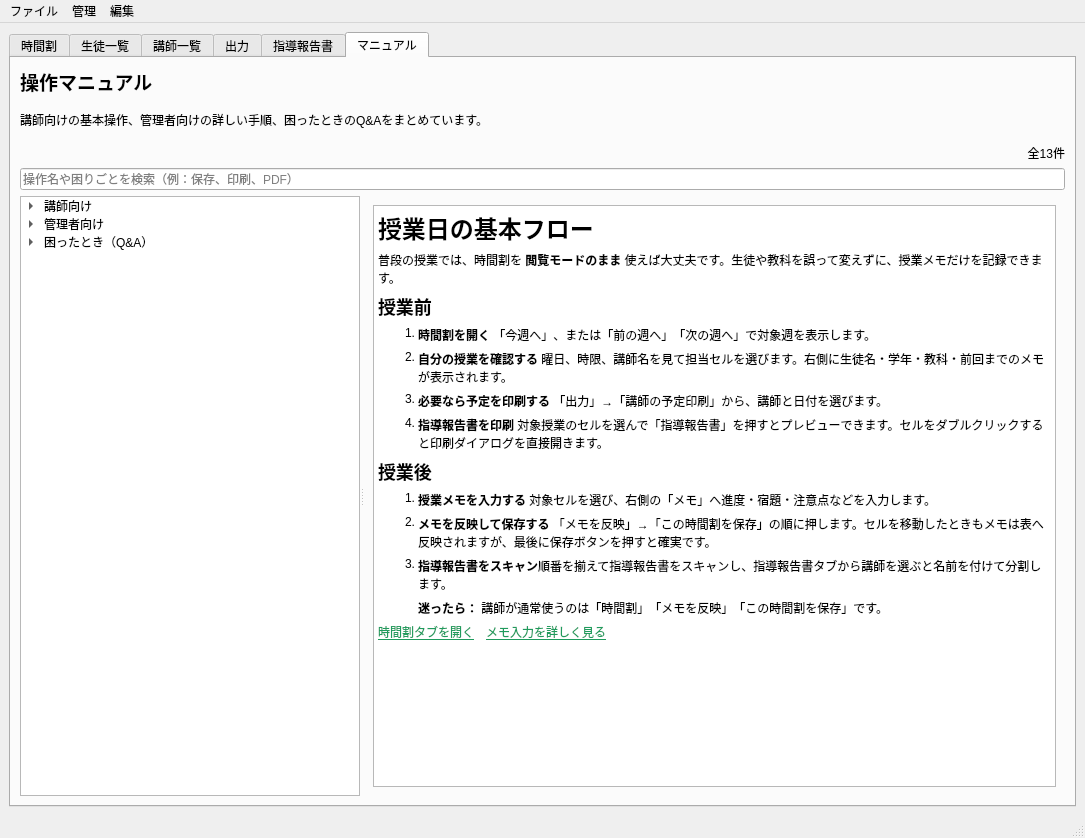
Old version of the form mainwindow.ui in the repository ROMEKANA/TimeTable.
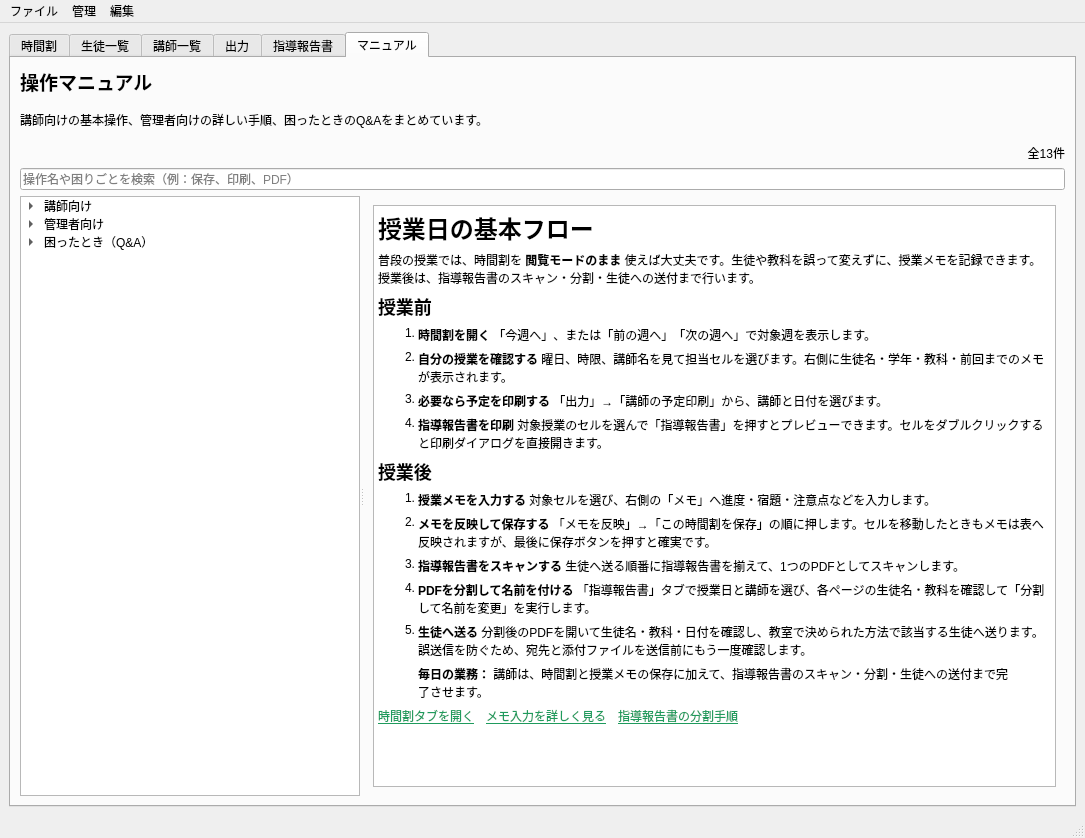
New version of the form. The open tabs and pages were chosen to show the change. Custom widgets are drawn as their Qt base class.

Commit message: v0.3.24 講師向けマニュアルに業務フローを追加し、指導報告書のスキャン・分割・送付手順を明確化

What changed in the file:
```diff
--- a/mainwindow.ui
+++ b/mainwindow.ui
@@ -1155,7 +1155,7 @@
 li.checked::marker { content: &quot;\2612&quot;; }
 &lt;/style&gt;&lt;/head&gt;&lt;body style=&quot; font-family:'Yu Gothic UI'; font-size:9pt; font-weight:400; font-style:normal;&quot;&gt;
 &lt;h1 style=&quot; margin-top:0px; margin-bottom:0px; margin-left:0px; margin-right:0px; -qt-block-indent:0; text-indent:0px;&quot;&gt;&lt;span style=&quot; font-size:xx-large; font-weight:700;&quot;&gt;授業日の基本フロー&lt;/span&gt;&lt;/h1&gt;
-&lt;p style=&quot; margin-top:6px; margin-bottom:6px; margin-left:0px; margin-right:0px; -qt-block-indent:0; text-indent:0px;&quot;&gt;普段の授業では、時間割を &lt;span style=&quot; font-weight:700;&quot;&gt;閲覧モードのまま&lt;/span&gt; 使えば大丈夫です。生徒や教科を誤って変えずに、授業メモだけを記録できます。&lt;/p&gt;
+&lt;p style=&quot; margin-top:6px; margin-bottom:6px; margin-left:0px; margin-right:0px; -qt-block-indent:0; text-indent:0px;&quot;&gt;普段の授業では、時間割を &lt;span style=&quot; font-weight:700;&quot;&gt;閲覧モードのまま&lt;/span&gt; 使えば大丈夫です。生徒や教科を誤って変えずに、授業メモを記録できます。授業後は、指導報告書のスキャン・分割・生徒への送付まで行います。&lt;/p&gt;
 &lt;h2 style=&quot; margin-top:0px; margin-bottom:0px; margin-left:0px; margin-right:0px; -qt-block-indent:0; text-indent:0px;&quot;&gt;&lt;span style=&quot; font-size:x-large; font-weight:700;&quot;&gt;授業前&lt;/span&gt;&lt;/h2&gt;
 &lt;ol style=&quot;margin-top: 0px; margin-bottom: 0px; margin-left: 0px; margin-right: 0px; -qt-list-indent: 1;&quot;&gt;
 &lt;li style=&quot; margin-top:6px; margin-bottom:6px; margin-left:0px; margin-right:0px; -qt-block-indent:0; text-indent:0px;&quot;&gt;&lt;span style=&quot; font-weight:700;&quot;&gt;時間割を開く&lt;/span&gt; 「今週へ」、または「前の週へ」「次の週へ」で対象週を表示します。&lt;/li&gt;
@@ -1166,9 +1166,11 @@
 &lt;ol style=&quot;margin-top: 0px; margin-bottom: 0px; margin-left: 0px; margin-right: 0px; -qt-list-indent: 1;&quot;&gt;
 &lt;li style=&quot; margin-top:6px; margin-bottom:6px; margin-left:0px; margin-right:0px; -qt-block-indent:0; text-indent:0px;&quot;&gt;&lt;span style=&quot; font-weight:700;&quot;&gt;授業メモを入力する&lt;/span&gt; 対象セルを選び、右側の「メモ」へ進度・宿題・注意点などを入力します。&lt;/li&gt;
 &lt;li style=&quot; margin-top:6px; margin-bottom:6px; margin-left:0px; margin-right:0px; -qt-block-indent:0; text-indent:0px;&quot;&gt;&lt;span style=&quot; font-weight:700;&quot;&gt;メモを反映して保存する&lt;/span&gt; 「メモを反映」→「この時間割を保存」の順に押します。セルを移動したときもメモは表へ反映されますが、最後に保存ボタンを押すと確実です。&lt;/li&gt;
-&lt;li style=&quot; margin-top:6px; margin-bottom:6px; margin-left:0px; margin-right:0px; -qt-block-indent:0; text-indent:0px;&quot;&gt;&lt;span style=&quot; font-weight:700;&quot;&gt;指導報告書をスキャン&lt;/span&gt;順番を揃えて指導報告書をスキャンし、指導報告書タブから講師を選ぶと名前を付けて分割します。&lt;/li&gt;&lt;/ol&gt;
-&lt;p style=&quot; margin-top:6px; margin-bottom:6px; margin-left:40px; margin-right:40px; -qt-block-indent:0; text-indent:0px;&quot;&gt;&lt;span style=&quot; font-weight:700;&quot;&gt;迷ったら：&lt;/span&gt; 講師が通常使うのは「時間割」「メモを反映」「この時間割を保存」です。&lt;/p&gt;
-&lt;p style=&quot; margin-top:6px; margin-bottom:6px; margin-left:0px; margin-right:0px; -qt-block-indent:0; text-indent:0px;&quot;&gt;&lt;a href=&quot;timetable://tab/0&quot;&gt;&lt;span style=&quot; text-decoration: underline; color:#1f9b5d;&quot;&gt;時間割タブを開く&lt;/span&gt;&lt;/a&gt;　&lt;a href=&quot;timetable://topic/teacher-memo&quot;&gt;&lt;span style=&quot; text-decoration: underline; color:#1f9b5d;&quot;&gt;メモ入力を詳しく見る&lt;/span&gt;&lt;/a&gt;&lt;/p&gt;&lt;/body&gt;&lt;/html&gt;</string>
+&lt;li style=&quot; margin-top:6px; margin-bottom:6px; margin-left:0px; margin-right:0px; -qt-block-indent:0; text-indent:0px;&quot;&gt;&lt;span style=&quot; font-weight:700;&quot;&gt;指導報告書をスキャンする&lt;/span&gt; 生徒へ送る順番に指導報告書を揃えて、1つのPDFとしてスキャンします。&lt;/li&gt;
+&lt;li style=&quot; margin-top:6px; margin-bottom:6px; margin-left:0px; margin-right:0px; -qt-block-indent:0; text-indent:0px;&quot;&gt;&lt;span style=&quot; font-weight:700;&quot;&gt;PDFを分割して名前を付ける&lt;/span&gt; 「指導報告書」タブで授業日と講師を選び、各ページの生徒名・教科を確認して「分割して名前を変更」を実行します。&lt;/li&gt;
+&lt;li style=&quot; margin-top:6px; margin-bottom:6px; margin-left:0px; margin-right:0px; -qt-block-indent:0; text-indent:0px;&quot;&gt;&lt;span style=&quot; font-weight:700;&quot;&gt;生徒へ送る&lt;/span&gt; 分割後のPDFを開いて生徒名・教科・日付を確認し、教室で決められた方法で該当する生徒へ送ります。誤送信を防ぐため、宛先と添付ファイルを送信前にもう一度確認します。&lt;/li&gt;&lt;/ol&gt;
+&lt;p style=&quot; margin-top:6px; margin-bottom:6px; margin-left:40px; margin-right:40px; -qt-block-indent:0; text-indent:0px;&quot;&gt;&lt;span style=&quot; font-weight:700;&quot;&gt;毎日の業務：&lt;/span&gt; 講師は、時間割と授業メモの保存に加えて、指導報告書のスキャン・分割・生徒への送付まで完了させます。&lt;/p&gt;
+&lt;p style=&quot; margin-top:6px; margin-bottom:6px; margin-left:0px; margin-right:0px; -qt-block-indent:0; text-indent:0px;&quot;&gt;&lt;a href=&quot;timetable://tab/0&quot;&gt;&lt;span style=&quot; text-decoration: underline; color:#1f9b5d;&quot;&gt;時間割タブを開く&lt;/span&gt;&lt;/a&gt;　&lt;a href=&quot;timetable://topic/teacher-memo&quot;&gt;&lt;span style=&quot; text-decoration: underline; color:#1f9b5d;&quot;&gt;メモ入力を詳しく見る&lt;/span&gt;&lt;/a&gt;　&lt;a href=&quot;timetable://topic/admin-guidance-pdf&quot;&gt;&lt;span style=&quot; text-decoration: underline; color:#1f9b5d;&quot;&gt;指導報告書の分割手順&lt;/span&gt;&lt;/a&gt;&lt;/p&gt;&lt;/body&gt;&lt;/html&gt;</string>
                </property>
                <property name="openLinks">
                 <bool>false</bool>
```
Left out of the diff: 19 changed lines with no effect on the pictures. The commit also changes 2 other files.
